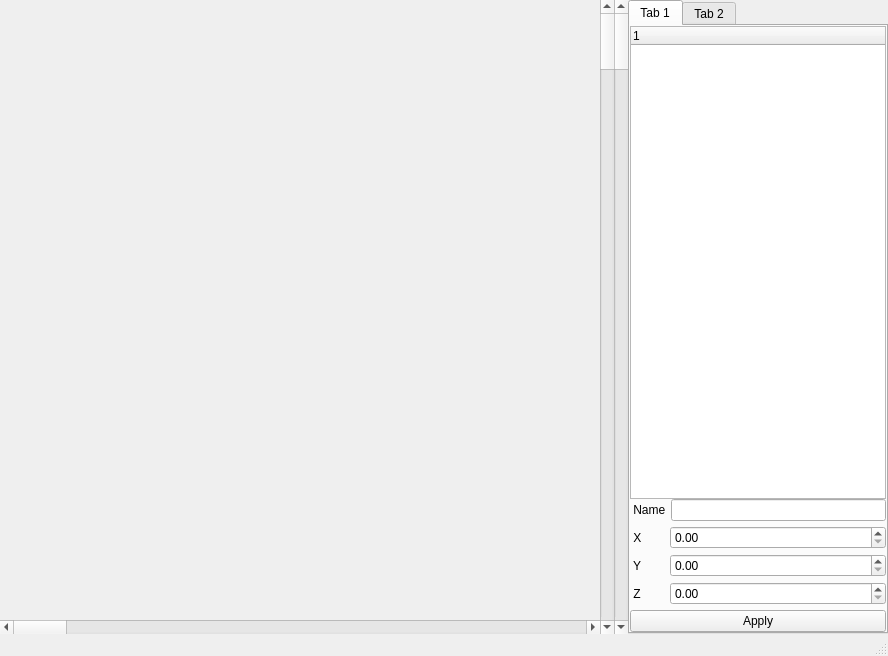
The window that untitled.ui (PAI-Peganov/Simple3DEditor) describes before a commit, drawn with Qt 5.
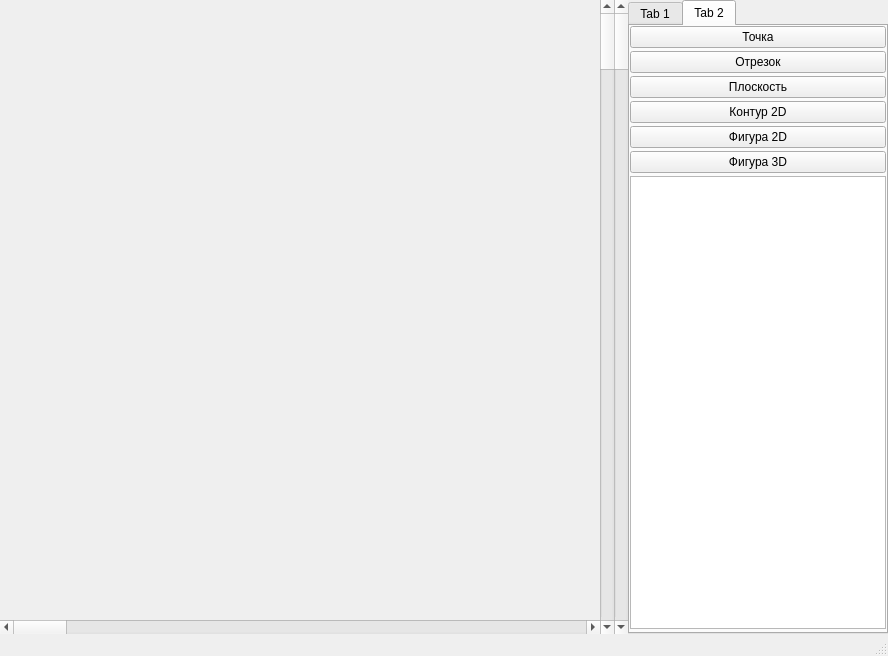
The same window after the commit. The open tabs and pages were chosen to show the change.

Patch:
```diff
--- a/untitled.ui
+++ b/untitled.ui
@@ -184,7 +184,7 @@
              </attribute>
              <layout class="QVBoxLayout" name="verticalLayout_5">
               <property name="spacing">
-               <number>0</number>
+               <number>3</number>
               </property>
               <property name="leftMargin">
                <number>0</number>
@@ -214,24 +214,6 @@
                </widget>
               </item>
               <item>
-               <widget class="QWidget" name="widget" native="true">
-                <layout class="QVBoxLayout" name="verticalLayout_8">
-                 <property name="spacing">
-                  <number>5</number>
-                 </property>
-                 <property name="leftMargin">
-                  <number>0</number>
-                 </property>
-                 <property name="topMargin">
-                  <number>0</number>
-                 </property>
-                 <property name="rightMargin">
-                  <number>0</number>
-                 </property>
-                 <property name="bottomMargin">
-                  <number>0</number>
-                 </property>
-                 <item>
                   <layout class="QHBoxLayout" name="horizontalLayout_7">
                    <item>
                     <widget class="QLabel" name="label_4">
@@ -293,6 +275,12 @@
                        <verstretch>0</verstretch>
                       </sizepolicy>
                      </property>
+                  <property name="minimum">
+                   <double>-99999.990000000005239</double>
+                  </property>
+                  <property name="value">
+                   <double>0.000000000000000</double>
+                  </property>
                     </widget>
                    </item>
                   </layout>
@@ -326,6 +314,12 @@
                        <verstretch>0</verstretch>
                       </sizepolicy>
                      </property>
+                  <property name="minimum">
+                   <double>-99999.990000000005239</double>
+                  </property>
+                  <property name="value">
+                   <double>0.000000000000000</double>
+                  </property>
                     </widget>
                    </item>
                   </layout>
@@ -359,12 +353,18 @@
                        <verstretch>0</verstretch>
                       </sizepolicy>
                      </property>
+                  <property name="minimum">
+                   <double>-99999.990000000005239</double>
+                  </property>
+                  <property name="maximum">
+                   <double>99999.990000000005239</double>
+                  </property>
                     </widget>
                    </item>
                   </layout>
                  </item>
                  <item>
-                  <widget class="QPushButton" name="pushButton">
+               <widget class="QPushButton" name="button_edit_apply">
                    <property name="text">
                     <string>Apply</string>
                    </property>
@@ -372,16 +372,19 @@
                  </item>
                 </layout>
                </widget>
-              </item>
-             </layout>
-            </widget>
-            <widget class="QWidget" name="tab_4">
+            <widget class="QWidget" name="adding_page">
+             <property name="sizePolicy">
+              <sizepolicy hsizetype="Preferred" vsizetype="Preferred">
+               <horstretch>0</horstretch>
+               <verstretch>0</verstretch>
+              </sizepolicy>
+             </property>
              <attribute name="title">
               <string>Tab 2</string>
              </attribute>
              <layout class="QVBoxLayout" name="verticalLayout_6">
               <property name="spacing">
-               <number>0</number>
+               <number>3</number>
               </property>
               <property name="leftMargin">
                <number>0</number>
@@ -395,6 +398,54 @@
               <property name="bottomMargin">
                <number>0</number>
               </property>
+              <item>
+               <widget class="QPushButton" name="button_add_point">
+                <property name="text">
+                 <string>Точка</string>
+                </property>
+               </widget>
+              </item>
+              <item>
+               <widget class="QPushButton" name="button_add_segment">
+                <property name="text">
+                 <string>Отрезок</string>
+                </property>
+               </widget>
+              </item>
+              <item>
+               <widget class="QPushButton" name="button_add_plane">
+                <property name="text">
+                 <string>Плоскость</string>
+                </property>
+               </widget>
+              </item>
+              <item>
+               <widget class="QPushButton" name="button_add_contur2">
+                <property name="text">
+                 <string>Контур 2D</string>
+                </property>
+               </widget>
+              </item>
+              <item>
+               <widget class="QPushButton" name="button_add_figure2">
+                <property name="text">
+                 <string>Фигура 2D</string>
+                </property>
+               </widget>
+              </item>
+              <item>
+               <widget class="QPushButton" name="button_add_figure3">
+                <property name="text">
+                 <string>Фигура 3D</string>
+                </property>
+               </widget>
+              </item>
+              <item>
+               <widget class="QListWidget" name="listWidget"/>
+              </item>
+              <item>
+               <widget class="QWidget" name="widget_3" native="true"/>
+              </item>
              </layout>
             </widget>
            </widget>
```
Left out of the diff: 29 changed lines with no effect on the pictures. Lines whose indentation alone changed are shown as unchanged.
